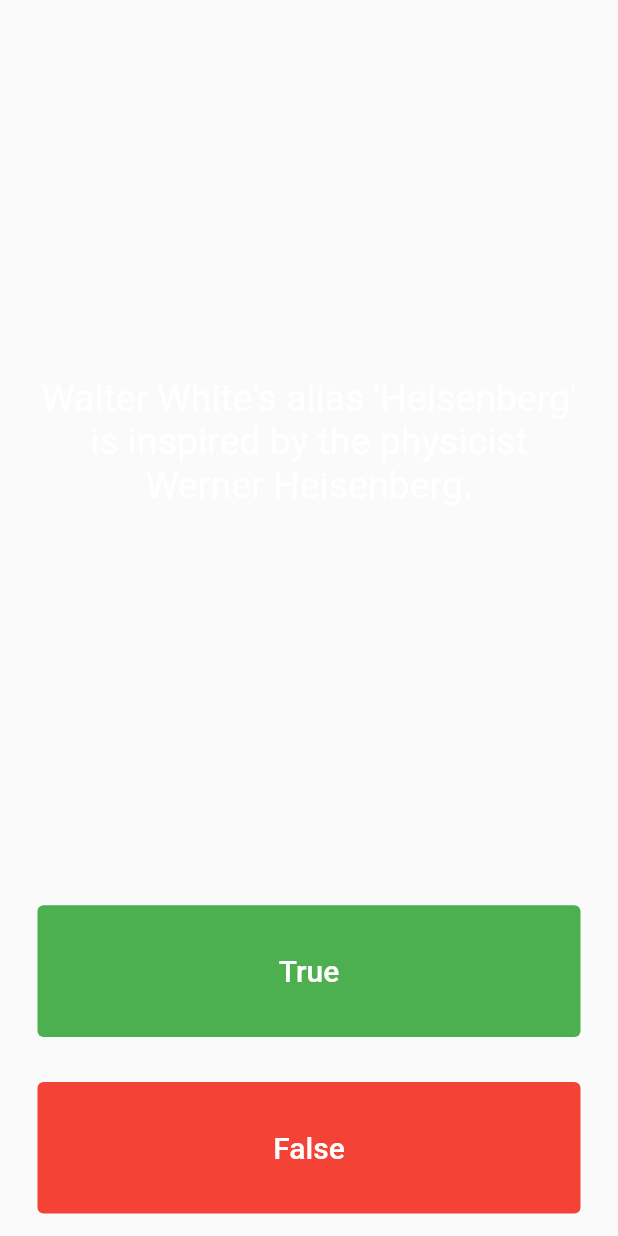
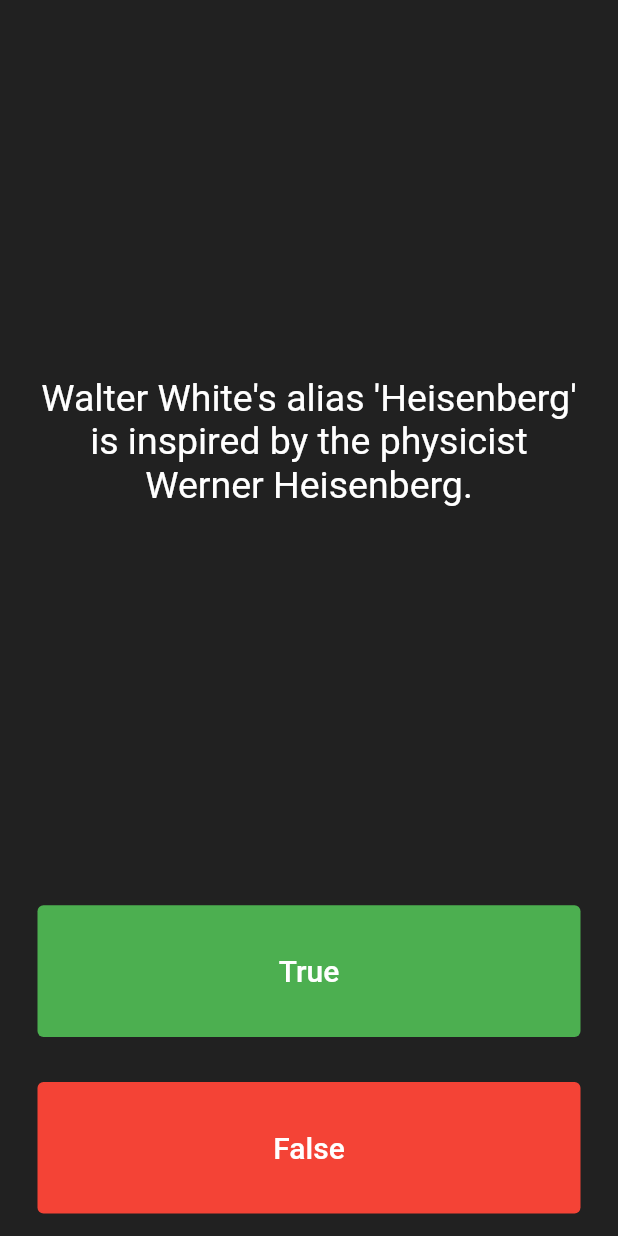
Before and after one commit to Aravindraj2k04/quizzler, a Flutter app: the screen it shows after launch, on a phone screen of 412 x 824 dp. Run offline on Flutter 3.47's test engine with Material 2 defaults, Android fonts, the phone set to English and light mode, and no system bars.

```diff
--- a/lib/main.dart
+++ b/lib/main.dart
@@ -8,7 +8,7 @@ class Quizzler extends StatelessWidget {
     return MaterialApp(
       debugShowCheckedModeBanner: false,
       home: Scaffold(
-        //backgroundColor: Colors.grey.shade900,
+        backgroundColor: Colors.grey.shade900,
         body: SafeArea(
           child: Padding(
             padding: EdgeInsets.symmetric(horizontal: 10.0),
```
Also changed, not shown: 17 other files.
